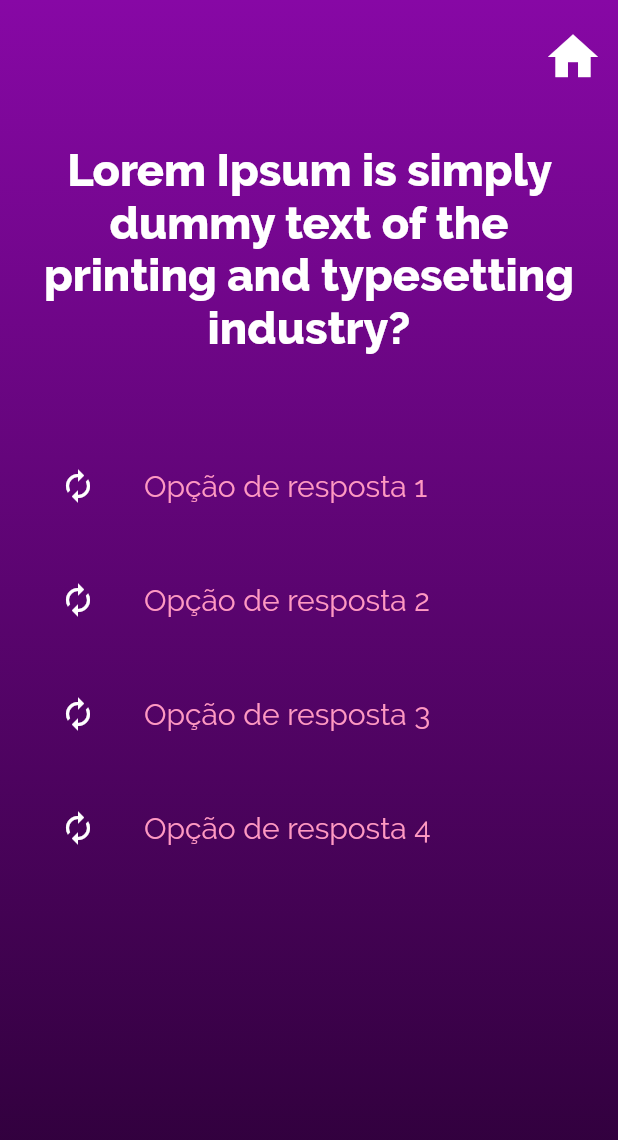
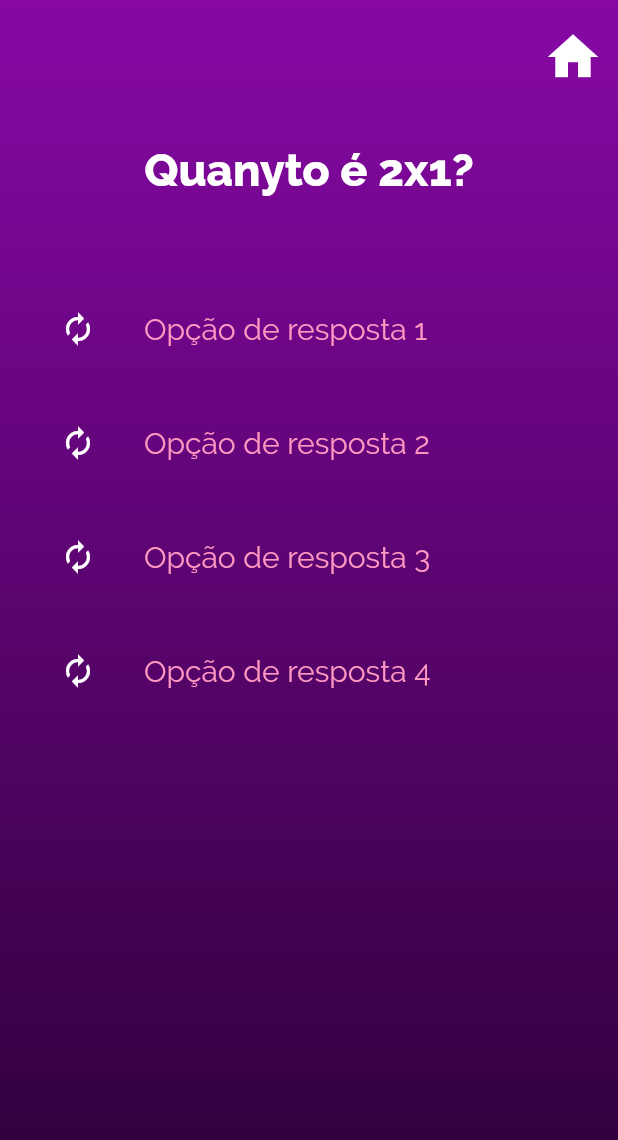
Before and after one commit to Janilso/jogo-contabil, a Flutter app: the PerguntasView screen opened directly, on a phone screen of 412 x 824 dp. Shown: the top 1140 px of the screen. Run offline on Flutter 3.47's test engine with Material 2 defaults, Android fonts, the light colour scheme and no system bars.

Commit message:
Pegando as perguntas do json

```diff
--- a/lib/controller/lista-de-perguntas.dart
+++ b/lib/controller/lista-de-perguntas.dart
@@ -1,7 +1,22 @@
+import 'dart:convert';
+
+import 'package:jogocontabil/controller/perguntas-json.dart';
 import 'package:jogocontabil/models/pergunta-model.dart';
 
 class ListaDePerguntas {
   List<PerguntaModel> listaDePergunta;
 
-  void setListaDePergunta() {}
+  ListaDePerguntas() {
+    Iterable decoded = jsonDecode(PerguntasJson().getPerguntaJson());
+    listaDePergunta = decoded.map((x) => PerguntaModel.fromJson(x)).toList();
+  }
+
+  List<PerguntaModel> getListaDePergunta() {
+    Iterable decoded = jsonDecode(PerguntasJson().getPerguntaJson());
+    return decoded.map((x) => PerguntaModel.fromJson(x)).toList();
+  }
+
+  String getPerguntaFromID(int id) {
+    return listaDePergunta.elementAt(id).texto;
+  }
 }
--- /dev/null
+++ b/lib/controller/perguntas-json.dart
@@ -0,0 +1,70 @@
+class PerguntasJson {
+  var perguntasJson;
+  PerguntasJson() {
+    perguntasJson = '''
+[
+  {
+    "id": 0,
+    "texto": "Quanyto é 1+1?",
+    "alternativa 1": "2",
+    "alternativa 2": "5",
+    "alternativa 3": "15",
+    "alternativa 4": "20",
+    "alternativa_certa": 1
+  },
+  {
+    "id": 2,
+      "texto": "Quanyto é 2x1?",
+      "alternativa 1": "5",
+      "alternativa 2": "2",
+      "alternativa 3": "15",
+      "alternativa 4": "20",
+      "alternativa_certa": 2
+  },
+  {
+    "id": 3,
+    "texto": "Quanyto é 5/1?",
+    "alternativa 1": "15",
+    "alternativa 2": "2",
+    "alternativa 3": "5",
+    "alternativa 4": "20",
+    "alternativa_certa": 3
+  }
+]
+    ''';
+  }
+
+  String getPerguntaJson() {
+    return perguntasJson;
+  }
+}
+
+// {
+//     "pergunta1": {
+//       "id": 1,
+//       "texto": "Quanyto é 1+1?",
+//       "alternativa 1": "2",
+//       "alternativa 2": "5",
+//       "alternativa 3": "15",
+//       "alternativa 4": "20",
+//       "alternativa_certa": 1
+//     },
+//     "pergunta2": {
+//       "id": 2,
+//       "texto": "Quanyto é 2x1?",
+//       "alternativa 1": "5",
+//       "alternativa 2": "2",
+//       "alternativa 3": "15",
+//       "alternativa 4": "20",
+//       "alternativa_certa": 2
+//     },
+//     "pergunta3": {
+//       "id": 3,
+//       "texto": "Quanyto é 5/1?",
+//       "alternativa 1": "15",
+//       "alternativa 2": "2",
+//       "alternativa 3": "5",
+//       "alternativa 4": "20",
+//       "alternativa_certa": 3
+//     }
+//   }
--- a/lib/models/pergunta-model.dart
+++ b/lib/models/pergunta-model.dart
@@ -7,13 +7,34 @@ class PerguntaModel {
   String alternativa4;
   int alternativaCorreta;
 
-  PerguntaModel({
-    this.id,
-    this.texto,
-    this.alternativa1,
-    this.alternativa2,
-    this.alternativa3,
-    this.alternativa4,
-    this.alternativaCorreta,
-  });
+  PerguntaModel(
+      {this.id,
+      this.texto,
+      this.alternativa1,
+      this.alternativa2,
+      this.alternativa3,
+      this.alternativa4,
+      this.alternativaCorreta});
+
+  PerguntaModel.fromJson(Map<String, dynamic> json) {
+    id = json['id'];
+    texto = json['texto'];
+    alternativa1 = json['alternativa 1'];
+    alternativa2 = json['alternativa 2'];
+    alternativa3 = json['alternativa 3'];
+    alternativa4 = json['alternativa 4'];
+    alternativaCorreta = json['alternativa_certa'];
+  }
+
+  Map<String, dynamic> toJson() {
+    final Map<String, dynamic> data = new Map<String, dynamic>();
+    data['id'] = this.id;
+    data['texto'] = this.texto;
+    data['alternativa 1'] = this.alternativa1;
+    data['alternativa 2'] = this.alternativa2;
+    data['alternativa 3'] = this.alternativa3;
+    data['alternativa 4'] = this.alternativa4;
+    data['alternativa_certa'] = this.alternativaCorreta;
+    return data;
+  }
 }
--- a/lib/pages/pergutas-view.dart
+++ b/lib/pages/pergutas-view.dart
@@ -1,5 +1,6 @@
 import 'package:flutter/material.dart';
 import 'package:jogocontabil/components/perguntas-view/alternativa-component.dart';
+import 'package:jogocontabil/controller/lista-de-perguntas.dart';
 
 class PerguntasView extends StatefulWidget {
   @override
@@ -7,8 +8,8 @@ class PerguntasView extends StatefulWidget {
 }
 
 class _PerguntasStateView extends State<PerguntasView> {
-  String _pergunta =
-      "Lorem Ipsum is simply dummy text of the printing and typesetting industry?";
+  String _pergunta = ListaDePerguntas().getPerguntaFromID(1);
+
   List<String> _listAlternativas = [
     "Opção de resposta 1",
     "Opção de resposta 2",
```
